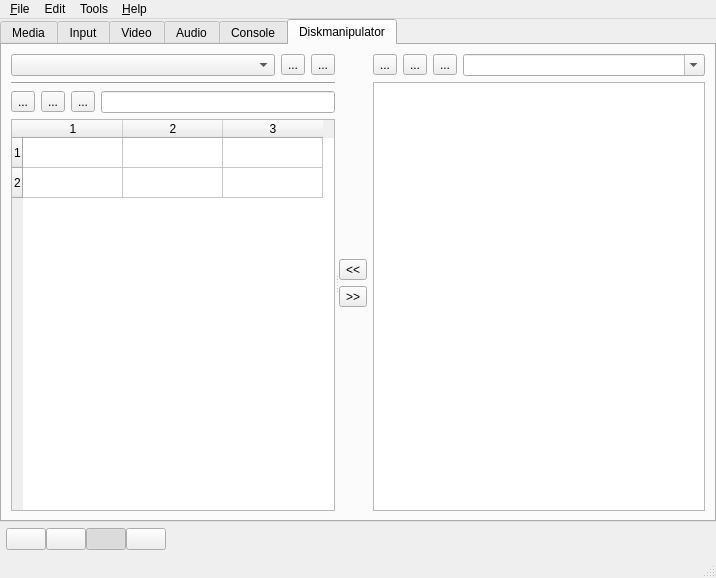
Qt form main.ui (openMSX/catapult) before a commit.
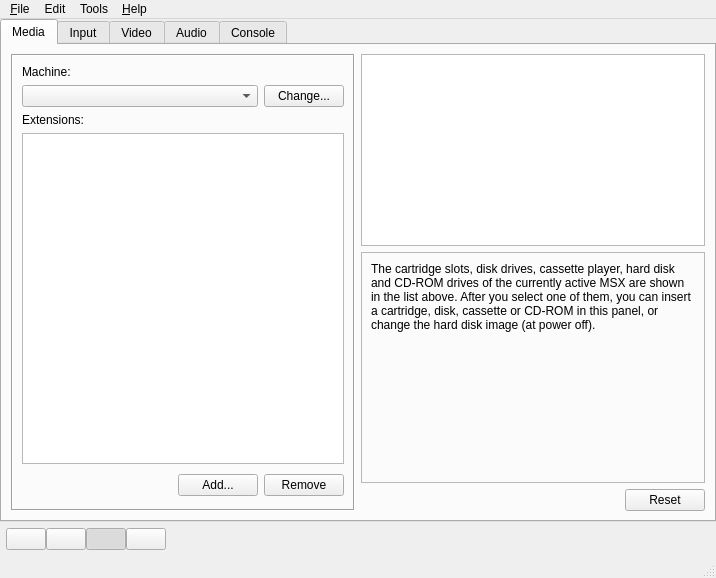
The same form after that commit. The open tabs and pages were chosen to show the change. Icons and pictures are not drawn.

Commit message: Put diskmanipulator in Tools menu

```diff
--- a/main.ui
+++ b/main.ui
@@ -1534,342 +1534,6 @@
         </item>
        </layout>
       </widget>
-      <widget class="QWidget" name="diskmanipulatorTab" >
-       <property name="enabled" >
-        <bool>true</bool>
-       </property>
-       <attribute name="title" >
-        <string>Diskmanipulator</string>
-       </attribute>
-       <layout class="QVBoxLayout" >
-        <property name="spacing" >
-         <number>6</number>
-        </property>
-        <property name="leftMargin" >
-         <number>9</number>
-        </property>
-        <property name="topMargin" >
-         <number>9</number>
-        </property>
-        <property name="rightMargin" >
-         <number>9</number>
-        </property>
-        <property name="bottomMargin" >
-         <number>9</number>
-        </property>
-        <item>
-         <widget class="QSplitter" name="splitter" >
-          <property name="sizePolicy" >
-           <sizepolicy vsizetype="Expanding" hsizetype="Expanding" >
-            <horstretch>0</horstretch>
-            <verstretch>0</verstretch>
-           </sizepolicy>
-          </property>
-          <property name="orientation" >
-           <enum>Qt::Horizontal</enum>
-          </property>
-          <widget class="QWidget" name="layoutWidget" >
-           <layout class="QVBoxLayout" >
-            <property name="spacing" >
-             <number>6</number>
-            </property>
-            <property name="leftMargin" >
-             <number>0</number>
-            </property>
-            <property name="topMargin" >
-             <number>0</number>
-            </property>
-            <property name="rightMargin" >
-             <number>0</number>
-            </property>
-            <property name="bottomMargin" >
-             <number>0</number>
-            </property>
-            <item>
-             <layout class="QHBoxLayout" >
-              <property name="spacing" >
-               <number>6</number>
-              </property>
-              <property name="leftMargin" >
-               <number>0</number>
-              </property>
-              <property name="topMargin" >
-               <number>0</number>
-              </property>
-              <property name="rightMargin" >
-               <number>0</number>
-              </property>
-              <property name="bottomMargin" >
-               <number>0</number>
-              </property>
-              <item>
-               <widget class="QComboBox" name="mediaComboBox" />
-              </item>
-              <item>
-               <widget class="QToolButton" name="openImageButton" >
-                <property name="text" >
-                 <string>...</string>
-                </property>
-                <property name="icon" >
-                 <iconset>openfile.png</iconset>
-                </property>
-               </widget>
-              </item>
-              <item>
-               <widget class="QToolButton" name="newImageButton" >
-                <property name="text" >
-                 <string>...</string>
-                </property>
-                <property name="icon" >
-                 <iconset>newfile.png</iconset>
-                </property>
-               </widget>
-              </item>
-             </layout>
-            </item>
-            <item>
-             <widget class="Line" name="line" >
-              <property name="orientation" >
-               <enum>Qt::Horizontal</enum>
-              </property>
-             </widget>
-            </item>
-            <item>
-             <layout class="QHBoxLayout" >
-              <property name="spacing" >
-               <number>6</number>
-              </property>
-              <property name="leftMargin" >
-               <number>0</number>
-              </property>
-              <property name="topMargin" >
-               <number>0</number>
-              </property>
-              <property name="rightMargin" >
-               <number>0</number>
-              </property>
-              <property name="bottomMargin" >
-               <number>0</number>
-              </property>
-              <item>
-               <widget class="QToolButton" name="dirUpButton" >
-                <property name="text" >
-                 <string>...</string>
-                </property>
-                <property name="icon" >
-                 <iconset>folderup.png</iconset>
-                </property>
-               </widget>
-              </item>
-              <item>
-               <widget class="QToolButton" name="dirReloadButton" >
-                <property name="text" >
-                 <string>...</string>
-                </property>
-                <property name="icon" >
-                 <iconset>folderreload.png</iconset>
-                </property>
-               </widget>
-              </item>
-              <item>
-               <widget class="QToolButton" name="dirNewButton" >
-                <property name="text" >
-                 <string>...</string>
-                </property>
-                <property name="icon" >
-                 <iconset>newfolder.png</iconset>
-                </property>
-               </widget>
-              </item>
-              <item>
-               <widget class="QLineEdit" name="cwdLine" >
-                <property name="readOnly" >
-                 <bool>true</bool>
-                </property>
-               </widget>
-              </item>
-             </layout>
-            </item>
-            <item>
-             <widget class="QTableWidget" name="msxDirTable" >
-              <property name="sortingEnabled" >
-               <bool>true</bool>
-              </property>
-              <property name="rowCount" >
-               <number>2</number>
-              </property>
-              <property name="columnCount" >
-               <number>3</number>
-              </property>
-              <row/>
-              <row/>
-              <column/>
-              <column/>
-              <column/>
-             </widget>
-            </item>
-           </layout>
-          </widget>
-          <widget class="QWidget" name="layoutWidget" >
-           <layout class="QHBoxLayout" >
-            <property name="spacing" >
-             <number>6</number>
-            </property>
-            <property name="leftMargin" >
-             <number>0</number>
-            </property>
-            <property name="topMargin" >
-             <number>0</number>
-            </property>
-            <property name="rightMargin" >
-             <number>0</number>
-            </property>
-            <property name="bottomMargin" >
-             <number>0</number>
-            </property>
-            <item>
-             <layout class="QVBoxLayout" >
-              <property name="spacing" >
-               <number>6</number>
-              </property>
-              <property name="leftMargin" >
-               <number>0</number>
-              </property>
-              <property name="topMargin" >
-               <number>0</number>
-              </property>
-              <property name="rightMargin" >
-               <number>0</number>
-              </property>
-              <property name="bottomMargin" >
-               <number>0</number>
-              </property>
-              <item>
-               <spacer>
-                <property name="orientation" >
-                 <enum>Qt::Vertical</enum>
-                </property>
-                <property name="sizeHint" >
-                 <size>
-                  <width>20</width>
-                  <height>40</height>
-                 </size>
-                </property>
-               </spacer>
-              </item>
-              <item>
-               <widget class="QToolButton" name="importButton" >
-                <property name="text" >
-                 <string>&lt;&lt;</string>
-                </property>
-               </widget>
-              </item>
-              <item>
-               <widget class="QToolButton" name="exportButton" >
-                <property name="text" >
-                 <string>>></string>
-                </property>
-               </widget>
-              </item>
-              <item>
-               <spacer>
-                <property name="orientation" >
-                 <enum>Qt::Vertical</enum>
-                </property>
-                <property name="sizeHint" >
-                 <size>
-                  <width>20</width>
-                  <height>40</height>
-                 </size>
-                </property>
-               </spacer>
-              </item>
-             </layout>
-            </item>
-            <item>
-             <layout class="QVBoxLayout" >
-              <property name="spacing" >
-               <number>6</number>
-              </property>
-              <property name="leftMargin" >
-               <number>0</number>
-              </property>
-              <property name="topMargin" >
-               <number>0</number>
-              </property>
-              <property name="rightMargin" >
-               <number>0</number>
-              </property>
-              <property name="bottomMargin" >
-               <number>0</number>
-              </property>
-              <item>
-               <layout class="QHBoxLayout" >
-                <property name="spacing" >
-                 <number>6</number>
-                </property>
-                <property name="leftMargin" >
-                 <number>0</number>
-                </property>
-                <property name="topMargin" >
-                 <number>0</number>
-                </property>
-                <property name="rightMargin" >
-                 <number>0</number>
-                </property>
-                <property name="bottomMargin" >
-                 <number>0</number>
-                </property>
-                <item>
-                 <widget class="QToolButton" name="hostDirUpButton" >
-                  <property name="text" >
-                   <string>...</string>
-                  </property>
-                  <property name="icon" >
-                   <iconset>folderup.png</iconset>
-                  </property>
-                 </widget>
-                </item>
-                <item>
-                 <widget class="QToolButton" name="hostDirReloadButton" >
-                  <property name="text" >
-                   <string>...</string>
-                  </property>
-                  <property name="icon" >
-                   <iconset>folderreload.png</iconset>
-                  </property>
-                 </widget>
-                </item>
-                <item>
-                 <widget class="QToolButton" name="hostDirNewButton" >
-                  <property name="text" >
-                   <string>...</string>
-                  </property>
-                  <property name="icon" >
-                   <iconset>newfolder.png</iconset>
-                  </property>
-                 </widget>
-                </item>
-                <item>
-                 <widget class="QComboBox" name="comboBox_2" >
-                  <property name="editable" >
-                   <bool>true</bool>
-                  </property>
-                 </widget>
-                </item>
-               </layout>
-              </item>
-              <item>
-               <widget class="QTableWidget" name="tableWidget_2" />
-              </item>
-             </layout>
-            </item>
-           </layout>
-          </widget>
-         </widget>
-        </item>
-       </layout>
-      </widget>
      </widget>
     </item>
     <item>
```
Left out of the diff: 10 changed lines with no effect on the pictures. The commit also changes 4 other files.
